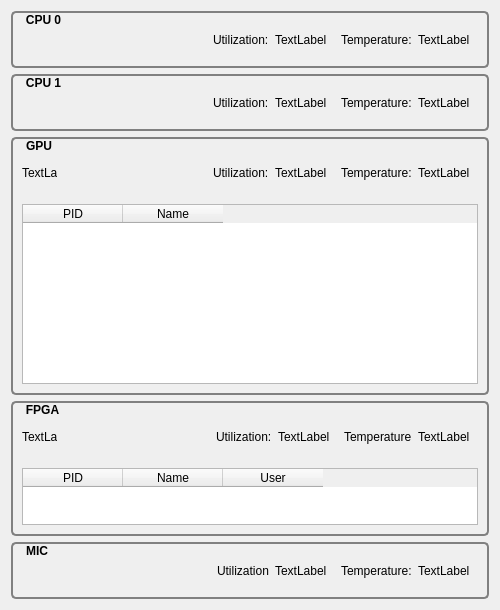
Old version of the form utilities/msmonitor/gui/ui/formsystemoverview.ui in the repository akiml/ampehre.
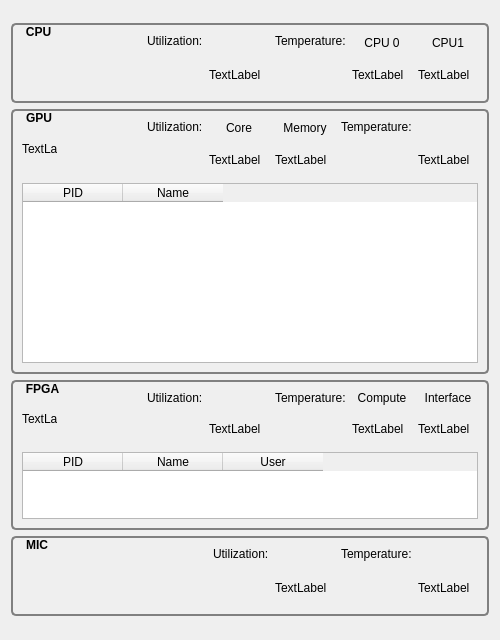
New version of the form.

The edit to the form file:
```diff
--- a/utilities/msmonitor/gui/ui/formsystemoverview.ui
+++ b/utilities/msmonitor/gui/ui/formsystemoverview.ui
@@ -7,7 +7,7 @@
     <x>0</x>
     <y>0</y>
     <width>500</width>
-    <height>610</height>
+    <height>640</height>
    </rect>
   </property>
   <property name="sizePolicy">
@@ -29,11 +29,11 @@
    <item>
     <layout class="QVBoxLayout" name="verticalLayout">
      <item>
-      <widget class="QGroupBox" name="groupBoxCPU0">
+      <widget class="QGroupBox" name="groupBoxCPU">
        <property name="maximumSize">
         <size>
          <width>16777215</width>
-         <height>60</height>
+         <height>80</height>
         </size>
        </property>
        <property name="font">
@@ -54,11 +54,11 @@
  } </string>
        </property>
        <property name="title">
-        <string>CPU 0</string>
+        <string>CPU</string>
        </property>
        <layout class="QHBoxLayout" name="horizontalLayout">
         <item>
-         <spacer name="horizontalSpacer_3">
+         <spacer name="horizontalSpacer">
           <property name="orientation">
            <enum>Qt::Horizontal</enum>
           </property>
@@ -81,10 +81,28 @@
           <property name="text">
            <string>Utilization:</string>
           </property>
+          <property name="alignment">
+           <set>Qt::AlignLeading|Qt::AlignLeft|Qt::AlignTop</set>
+          </property>
          </widget>
         </item>
         <item>
-         <widget class="QLabel" name="labelCPU0PixmapUtiliziation">
+         <layout class="QVBoxLayout" name="verticalLayout_8">
+          <item>
+           <spacer name="verticalSpacer">
+            <property name="orientation">
+             <enum>Qt::Vertical</enum>
+            </property>
+            <property name="sizeHint" stdset="0">
+             <size>
+              <width>20</width>
+              <height>40</height>
+             </size>
+            </property>
+           </spacer>
+          </item>
+          <item>
+           <widget class="QLabel" name="labelCPUPixmapUtiliziation">
           <property name="minimumSize">
            <size>
             <width>60</width>
@@ -102,10 +120,27 @@
           </property>
          </widget>
         </item>
+         </layout>
+        </item>
+        <item>
+         <widget class="QLabel" name="labelCPUTemperature">
+          <property name="text">
+           <string>Temperature:</string>
+          </property>
+          <property name="alignment">
+           <set>Qt::AlignLeading|Qt::AlignLeft|Qt::AlignTop</set>
+          </property>
+         </widget>
+        </item>
+        <item>
+         <layout class="QVBoxLayout" name="verticalLayout_2">
         <item>
          <widget class="QLabel" name="labelCPU0Temperature">
           <property name="text">
-           <string>Temperature:</string>
+             <string>CPU 0</string>
+            </property>
+            <property name="alignment">
+             <set>Qt::AlignCenter</set>
           </property>
          </widget>
         </item>
@@ -129,80 +164,16 @@
          </widget>
         </item>
        </layout>
-      </widget>
      </item>
      <item>
-      <widget class="QGroupBox" name="groupBoxCPU1">
-       <property name="maximumSize">
-        <size>
-         <width>16777215</width>
-         <height>60</height>
-        </size>
-       </property>
-       <property name="font">
-        <font>
-         <weight>75</weight>
-         <bold>true</bold>
-        </font>
-       </property>
-       <property name="styleSheet">
-        <string notr="true">QGroupBox {
-	border: 2px solid gray;
-	border-radius: 5px; 
-}
-QGroupBox::title { 
-	background-color: transparent;
-    subcontrol-position: top left; /* position at the top left*/ 
-    padding:2 13px;
- } </string>
-       </property>
-       <property name="title">
-        <string>CPU 1</string>
-       </property>
-       <layout class="QHBoxLayout" name="horizontalLayout_2">
-        <item>
-         <spacer name="horizontalSpacer2">
-          <property name="orientation">
-           <enum>Qt::Horizontal</enum>
-          </property>
-          <property name="sizeHint" stdset="0">
-           <size>
-            <width>40</width>
-            <height>20</height>
-           </size>
-          </property>
-         </spacer>
-        </item>
-        <item>
-         <widget class="QLabel" name="labelCPU1Utilization">
-          <property name="text">
-           <string>Utilization:</string>
-          </property>
-         </widget>
-        </item>
-        <item>
-         <widget class="QLabel" name="labelCPU1PixmapUtilization">
-          <property name="minimumSize">
-           <size>
-            <width>60</width>
-            <height>35</height>
-           </size>
-          </property>
-          <property name="maximumSize">
-           <size>
-            <width>60</width>
-            <height>35</height>
-           </size>
-          </property>
-          <property name="text">
-           <string>TextLabel</string>
-          </property>
-         </widget>
-        </item>
+         <layout class="QVBoxLayout" name="verticalLayout_5">
         <item>
          <widget class="QLabel" name="labelCPU1Temperature">
           <property name="text">
-           <string>Temperature:</string>
+             <string>CPU1</string>
+            </property>
+            <property name="alignment">
+             <set>Qt::AlignCenter</set>
           </property>
          </widget>
         </item>
@@ -226,11 +197,8 @@
          </widget>
         </item>
        </layout>
-       <zorder>labelCPU1Temperature</zorder>
-       <zorder>labelCPU1PixmapTemperature</zorder>
-       <zorder>labelCPU1PixmapUtilization</zorder>
-       <zorder>labelCPU1Utilization</zorder>
-       <zorder>horizontalSpacer2</zorder>
+        </item>
+       </layout>
       </widget>
      </item>
      <item>
@@ -238,7 +206,7 @@
        <property name="maximumSize">
         <size>
          <width>16777215</width>
-         <height>260</height>
+         <height>265</height>
         </size>
        </property>
        <property name="font">
@@ -287,7 +255,7 @@
            </widget>
           </item>
           <item>
-           <spacer name="horizontalSpacer">
+           <spacer name="horizontalSpacer_2">
             <property name="orientation">
              <enum>Qt::Horizontal</enum>
             </property>
@@ -310,10 +278,25 @@
             <property name="text">
              <string>Utilization:</string>
             </property>
+            <property name="alignment">
+             <set>Qt::AlignLeading|Qt::AlignLeft|Qt::AlignTop</set>
+            </property>
            </widget>
           </item>
           <item>
-           <widget class="QLabel" name="labelGPUPixmapUtilization">
+           <layout class="QVBoxLayout" name="verticalLayout_6">
+            <item>
+             <widget class="QLabel" name="labelGPUCoreUtilization">
+              <property name="text">
+               <string>Core</string>
+              </property>
+              <property name="alignment">
+               <set>Qt::AlignCenter</set>
+              </property>
+             </widget>
+            </item>
+            <item>
+             <widget class="QLabel" name="labelGPUCorePixmapUtilization">
             <property name="minimumSize">
              <size>
               <width>60</width>
@@ -330,6 +313,41 @@
              <string>TextLabel</string>
             </property>
            </widget>
+            </item>
+           </layout>
+          </item>
+          <item>
+           <layout class="QVBoxLayout" name="verticalLayout_7">
+            <item>
+             <widget class="QLabel" name="labelGPUMemUtilization">
+              <property name="text">
+               <string>Memory</string>
+              </property>
+              <property name="alignment">
+               <set>Qt::AlignCenter</set>
+              </property>
+             </widget>
+            </item>
+            <item>
+             <widget class="QLabel" name="labelGPUMemPixmapUtilization">
+              <property name="minimumSize">
+               <size>
+                <width>60</width>
+                <height>35</height>
+               </size>
+              </property>
+              <property name="maximumSize">
+               <size>
+                <width>60</width>
+                <height>35</height>
+               </size>
+              </property>
+              <property name="text">
+               <string>TextLabel</string>
+              </property>
+             </widget>
+            </item>
+           </layout>
           </item>
           <item>
            <widget class="QLabel" name="labelGPUTemperature">
@@ -342,7 +360,25 @@
             <property name="text">
              <string>Temperature:</string>
             </property>
+            <property name="alignment">
+             <set>Qt::AlignLeading|Qt::AlignLeft|Qt::AlignTop</set>
+            </property>
            </widget>
+          </item>
+          <item>
+           <layout class="QVBoxLayout" name="verticalLayout_9">
+            <item>
+             <spacer name="verticalSpacer_2">
+              <property name="orientation">
+               <enum>Qt::Vertical</enum>
+              </property>
+              <property name="sizeHint" stdset="0">
+               <size>
+                <width>20</width>
+                <height>40</height>
+               </size>
+              </property>
+             </spacer>
           </item>
           <item>
            <widget class="QLabel" name="labelGPUPixmapTemperature">
@@ -365,6 +401,8 @@
           </item>
          </layout>
         </item>
+         </layout>
+        </item>
         <item>
          <widget class="QTableWidget" name="tableWidgetGPUProcesses">
           <property name="sizePolicy">
@@ -399,7 +437,7 @@
        <property name="maximumSize">
         <size>
          <width>16777215</width>
-         <height>135</height>
+         <height>150</height>
         </size>
        </property>
        <property name="font">
@@ -445,7 +483,7 @@
            </widget>
           </item>
           <item>
-           <spacer name="horizontalSpacer_4">
+           <spacer name="horizontalSpacer_3">
             <property name="orientation">
              <enum>Qt::Horizontal</enum>
             </property>
@@ -468,7 +506,25 @@
             <property name="text">
              <string>Utilization:</string>
             </property>
+            <property name="alignment">
+             <set>Qt::AlignLeading|Qt::AlignLeft|Qt::AlignTop</set>
+            </property>
            </widget>
+          </item>
+          <item>
+           <layout class="QVBoxLayout" name="verticalLayout_10">
+            <item>
+             <spacer name="verticalSpacer_3">
+              <property name="orientation">
+               <enum>Qt::Vertical</enum>
+              </property>
+              <property name="sizeHint" stdset="0">
+               <size>
+                <width>20</width>
+                <height>40</height>
+               </size>
+              </property>
+             </spacer>
           </item>
           <item>
            <widget class="QLabel" name="labelFPGAPixmapUtilization">
@@ -489,6 +545,8 @@
             </property>
            </widget>
           </item>
+           </layout>
+          </item>
           <item>
            <widget class="QLabel" name="labelFPGATemperature">
             <property name="minimumSize">
@@ -498,12 +556,27 @@
              </size>
             </property>
             <property name="text">
-             <string>Temperature</string>
+             <string>Temperature:</string>
             </property>
+            <property name="alignment">
+             <set>Qt::AlignLeading|Qt::AlignLeft|Qt::AlignTop</set>
+            </property>
            </widget>
           </item>
           <item>
-           <widget class="QLabel" name="labelFPGAPixmapTemperature">
+           <layout class="QVBoxLayout" name="verticalLayout_11">
+            <item>
+             <widget class="QLabel" name="labelFPGAComputeTemperature">
+              <property name="text">
+               <string>Compute</string>
+              </property>
+              <property name="alignment">
+               <set>Qt::AlignCenter</set>
+              </property>
+             </widget>
+            </item>
+            <item>
+             <widget class="QLabel" name="labelFPGAComputePixmapTemperature">
             <property name="minimumSize">
              <size>
               <width>60</width>
@@ -520,6 +593,41 @@
              <string>TextLabel</string>
             </property>
            </widget>
+            </item>
+           </layout>
+          </item>
+          <item>
+           <layout class="QVBoxLayout" name="verticalLayout_12">
+            <item>
+             <widget class="QLabel" name="labelFPGAInterfaceTemperature">
+              <property name="text">
+               <string>Interface</string>
+              </property>
+              <property name="alignment">
+               <set>Qt::AlignCenter</set>
+              </property>
+             </widget>
+            </item>
+            <item>
+             <widget class="QLabel" name="labelFPGAInterfacePixmapTemperature">
+              <property name="minimumSize">
+               <size>
+                <width>60</width>
+                <height>35</height>
+               </size>
+              </property>
+              <property name="maximumSize">
+               <size>
+                <width>60</width>
+                <height>35</height>
+               </size>
+              </property>
+              <property name="text">
+               <string>TextLabel</string>
+              </property>
+             </widget>
+            </item>
+           </layout>
           </item>
          </layout>
         </item>
@@ -550,7 +658,7 @@
        <property name="maximumSize">
         <size>
          <width>16777215</width>
-         <height>60</height>
+         <height>80</height>
         </size>
        </property>
        <property name="font">
@@ -575,7 +683,7 @@
        </property>
        <layout class="QHBoxLayout" name="horizontalLayout_5">
         <item>
-         <spacer name="horizontalSpacer_5">
+         <spacer name="horizontalSpacer_4">
           <property name="orientation">
            <enum>Qt::Horizontal</enum>
           </property>
@@ -590,9 +698,27 @@
         <item>
          <widget class="QLabel" name="labelMICUtilization">
           <property name="text">
-           <string>Utilization</string>
+           <string>Utilization:</string>
+          </property>
+          <property name="alignment">
+           <set>Qt::AlignLeading|Qt::AlignLeft|Qt::AlignTop</set>
           </property>
          </widget>
+        </item>
+        <item>
+         <layout class="QVBoxLayout" name="verticalLayout_13">
+          <item>
+           <spacer name="verticalSpacer_4">
+            <property name="orientation">
+             <enum>Qt::Vertical</enum>
+            </property>
+            <property name="sizeHint" stdset="0">
+             <size>
+              <width>20</width>
+              <height>40</height>
+             </size>
+            </property>
+           </spacer>
         </item>
         <item>
          <widget class="QLabel" name="labelMICPixmapUtilization">
@@ -613,12 +739,32 @@
           </property>
          </widget>
         </item>
+         </layout>
+        </item>
         <item>
          <widget class="QLabel" name="labelMICTemperature">
           <property name="text">
            <string>Temperature:</string>
           </property>
+          <property name="alignment">
+           <set>Qt::AlignLeading|Qt::AlignLeft|Qt::AlignTop</set>
+          </property>
          </widget>
+        </item>
+        <item>
+         <layout class="QVBoxLayout" name="verticalLayout_14">
+          <item>
+           <spacer name="verticalSpacer_5">
+            <property name="orientation">
+             <enum>Qt::Vertical</enum>
+            </property>
+            <property name="sizeHint" stdset="0">
+             <size>
+              <width>20</width>
+              <height>40</height>
+             </size>
+            </property>
+           </spacer>
         </item>
         <item>
          <widget class="QLabel" name="labelMICPixmapTemperature">
@@ -638,6 +784,8 @@
            <string>TextLabel</string>
           </property>
          </widget>
+          </item>
+         </layout>
         </item>
        </layout>
       </widget>
```
Lines whose indentation alone changed are shown as unchanged.
